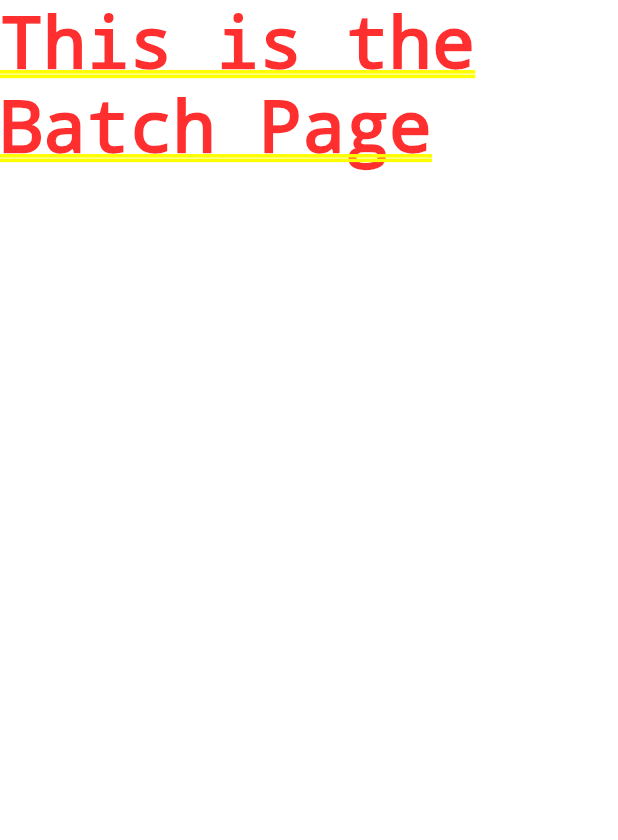
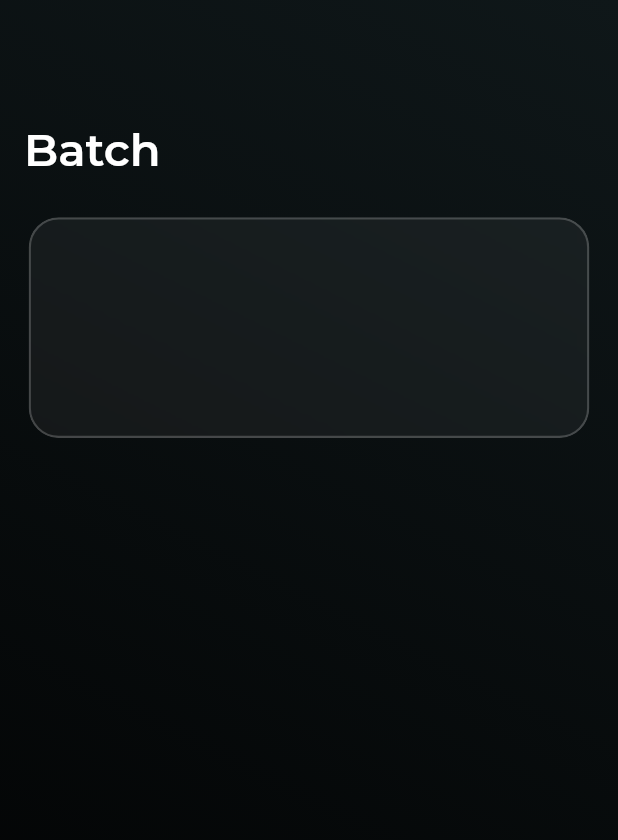
Before and after one commit to proguy18/batch-repository, a Flutter app: the screen it shows after launch, after a tap on "Batch", on a phone screen of 412 x 824 dp. Shown: the top 840 px of the screen. Run offline on Flutter 3.47's test engine with Material 2 defaults, Android fonts, the phone set to English and light mode, and no system bars; our stand-ins replace animated_text_kit, cloud_firestore, firebase_auth, firebase_core, flutter_rating_bar, fluttertoast and 4 more; missing offline and left inert: dart:ffi, flutter_voximplant; accounts and stored records are empty.

Commit message:
batch reminders UI

```diff
--- a/lib/screens/batch_page.dart
+++ b/lib/screens/batch_page.dart
@@ -1,10 +1,79 @@
 import 'package:flutter/material.dart';
+import 'package:google_fonts/google_fonts.dart';
+import 'package:telecomm_mobile/controllers/reminders_notifier.dart';
+import 'package:telecomm_mobile/models/reminders_model.dart';
+import 'package:provider/provider.dart';
+import 'package:telecomm_mobile/glassmorphism/glassmorphism.dart';
+import '../widgets/reminders_card.dart';
 
 class BatchPage extends StatelessWidget {
   // const name({Key? key}) : super(key: key);
 
   @override
-  Widget build(BuildContext context) {
-    return Text("This is the Batch Page");
-  }
+  @override
+  Widget build(BuildContext context) => Scaffold(
+          body: Align(
+        alignment: Alignment.center,
+        child: Container(
+          width: MediaQuery.of(context).size.width,
+          height: MediaQuery.of(context).size.height,
+          decoration: BoxDecoration(
+              gradient: LinearGradient(
+            begin: Alignment.topRight,
+            end: Alignment.bottomLeft,
+            colors: [
+              Color.fromARGB(255, 15, 23, 25),
+              Colors.black,
+            ],
+          )),
+          child: Column(
+            children: [
+              //top gap
+              SizedBox(
+                height: MediaQuery.of(context).size.height * 0.08,
+              ),
+              //top gap
+              SizedBox(
+                height: MediaQuery.of(context).size.height * 0.08,
+                child: Row(
+                  children: [
+                    Padding(
+                      padding: const EdgeInsets.all(16.0),
+                      child: Text(
+                        "Batch",
+                        style: GoogleFonts.montserrat(
+                            fontSize: 30,
+                            fontWeight: FontWeight.w600,
+                            textStyle: TextStyle(color: Colors.white)),
+                      ),
+                    ),
+                  ],
+                ),
+              ),
+              //Row 1
+              Padding(
+                padding: const EdgeInsets.all(13.0),
+                child: GlassMorphism(
+                  blur: 10,
+                  opacity: 0.05,
+                  child: Container(
+                    width: MediaQuery.of(context).size.width * 0.9,
+                    height: MediaQuery.of(context).size.height * 0.175,
+                    child: Padding(
+                      padding: const EdgeInsets.all(18.0),
+                      child: Row(
+                        mainAxisAlignment: MainAxisAlignment.start,
+                        children: [],
+                      ),
+                    ),
+                  ),
+                ),
+              ),
+              //Row2
+
+              //row3
+            ],
+          ),
+        ),
+      ));
 }
--- a/lib/widgets/reminders_card.dart
+++ b/lib/widgets/reminders_card.dart
@@ -16,7 +16,7 @@ class RemindersCard extends StatelessWidget {
   Widget build(BuildContext context) {
     // User user = FirebaseAuth.instance.currentUser!;
     return Padding(
-        padding: const EdgeInsets.all(8.0),
+        padding: const EdgeInsets.all(0.0),
         child: Container(
             height: MediaQuery.of(context).size.height * 0.2,
             color: Colors.transparent,
```
Also changed, not shown: lib/screens/reminders_page.dart (+61 -39 lines), 1 other file.
